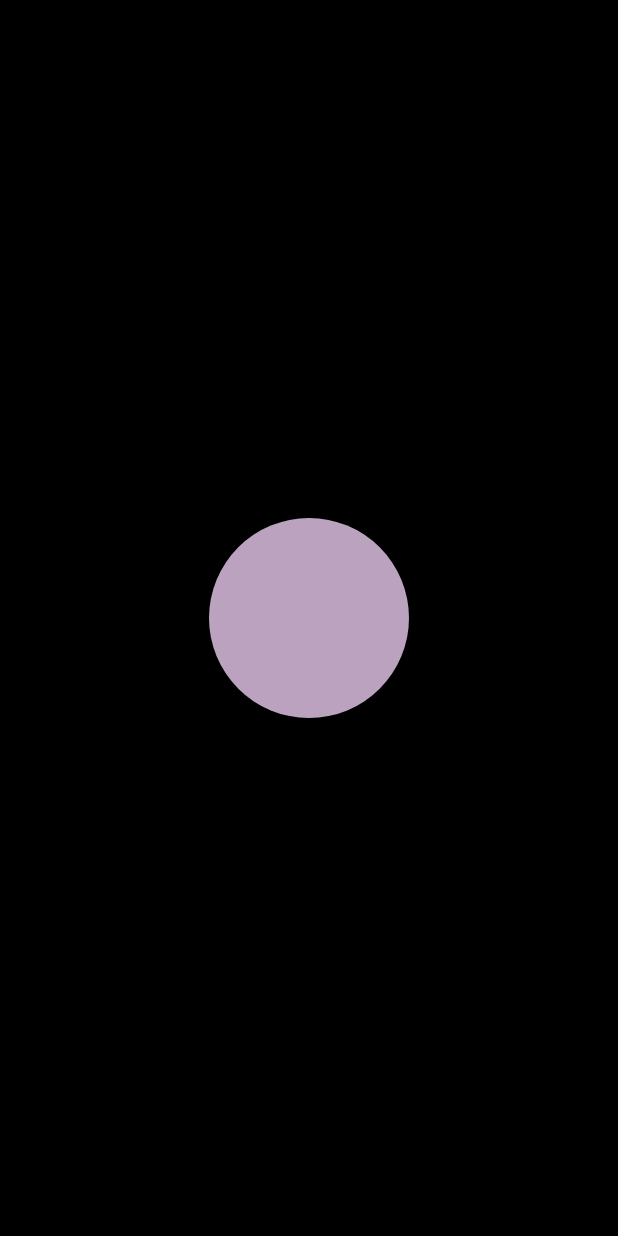
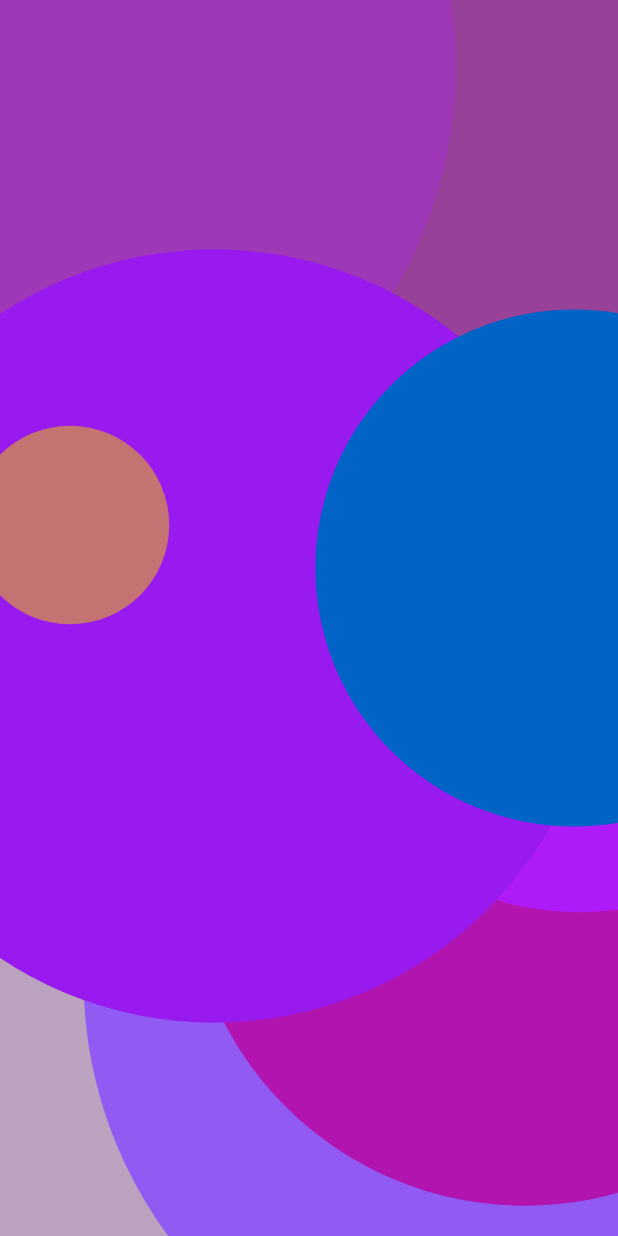
Before and after one commit to jdrbc/MuzeiSimpleSource, an Android app: the screen it shows after launch (MainActivity), on a phone screen of 412 x 824 dp. Run offline under Robolectric (Android 15) with nearby library versions, the phone set to English and light mode, and no system bars.

Commit message:
draw random dots, refresh drawing on double tap

```diff
--- /dev/null
+++ b/app/src/main/java/ca/jdr23bc/muzeisimplesource/Circle.java
@@ -0,0 +1,30 @@
+package ca.jdr23bc.muzeisimplesource;
+
+import android.graphics.Canvas;
+import android.graphics.Color;
+import android.graphics.Paint;
+import android.graphics.Point;
+
+public class Circle {
+    float radius;
+    Point pos;
+    int color;
+
+    public Circle(float radius, Point pos, int color) {
+        this.radius = radius;
+        this.pos = pos;
+        this.color = color;
+    }
+
+    public void draw(Canvas canvas) {
+        Paint paint = new Paint();
+        paint.setAntiAlias(true);
+        paint.setStyle(Paint.Style.FILL);
+        paint.setColor(color);
+        canvas.drawCircle(pos.x, pos.y, radius, paint);
+    }
+
+    public String toString() {
+        return "radius: " + radius + ", pos: " + pos + ", c: " + color;
+    }
+}
--- a/app/src/main/java/ca/jdr23bc/muzeisimplesource/MainActivity.java
+++ b/app/src/main/java/ca/jdr23bc/muzeisimplesource/MainActivity.java
@@ -6,7 +6,11 @@ import android.graphics.Canvas;
 import android.graphics.Color;
 import android.graphics.Paint;
 import android.os.Bundle;
+import android.util.Log;
+import android.view.GestureDetector;
+import android.view.MotionEvent;
 import android.view.View;
+import android.view.ViewGroup;
 
 public class MainActivity extends Activity {
     /** Called when the activity is first created. */
@@ -17,9 +21,18 @@ public class MainActivity extends Activity {
     }
 
     public class MyView extends View {
+
+        GestureDetector gestureDetector;
+
         public MyView(Context context) {
             super(context);
             // TODO Auto-generated constructor stub
+            gestureDetector = new GestureDetector(context, new GestureListener(this));
+        }
+
+        @Override
+        public boolean onTouchEvent(MotionEvent e) {
+            return gestureDetector.onTouchEvent(e);
         }
 
         @Override
@@ -28,5 +41,31 @@ public class MainActivity extends Activity {
             super.onDraw(canvas);
             SimpleArtSource.drawCircle(canvas);
         }
+
+        private class GestureListener extends GestureDetector.SimpleOnGestureListener {
+
+            View v;
+
+            public GestureListener(View v) {
+                this.v = v;
+            }
+
+            @Override
+            public boolean onDown(MotionEvent e) {
+                return true;
+            }
+
+            @Override
+            public boolean onDoubleTap(MotionEvent e) {
+                v.invalidate();
+
+                float x = e.getX();
+                float y = e.getY();
+
+                Log.d("Double Tap", "Tapped at: (" + x + "," + y + ")");
+
+                return true;
+            }
+        }
     }
 }
--- /dev/null
+++ b/app/src/main/java/ca/jdr23bc/muzeisimplesource/PatternPainter.java
@@ -0,0 +1,40 @@
+package ca.jdr23bc.muzeisimplesource;
+
+import android.graphics.Canvas;
+import android.graphics.Color;
+import android.graphics.Paint;
+import android.graphics.Point;
+import android.util.Log;
+
+import java.util.Random;
+
+public class PatternPainter {
+    Canvas canvas;
+
+    public PatternPainter(Canvas canvas) {
+        this.canvas = canvas;
+    }
+
+    public void paintDots() {
+        // Draw background
+        Paint paint = new Paint();
+        paint.setStyle(Paint.Style.FILL);
+        Random random = new Random();
+        paint.setColor(Color.rgb(random.nextInt(256), random.nextInt(256), random.nextInt(256)));
+        canvas.drawPaint(paint);
+
+        int num = 10;
+        int minDotWidth = 50;
+        int maxDotWidth = 500;
+        for (int i = 0; i < num; i++) {
+            Point p = new Point();
+            int circleColor = Color.rgb(random.nextInt(256), random.nextInt(256), random.nextInt(256));
+            p.x = random.nextInt(canvas.getWidth());
+            p.y = random.nextInt(canvas.getHeight());
+            Float radius = random.nextFloat() * (maxDotWidth - minDotWidth) + minDotWidth;
+            Circle c = new Circle(radius, p, circleColor);
+            c.draw(canvas);
+            Log.d(SimpleArtSource.TAG, "painted circle " + c.toString());
+        }
+    }
+}
--- /dev/null
+++ b/app/src/main/java/ca/jdr23bc/muzeisimplesource/Shape.java
@@ -0,0 +1,12 @@
+package ca.jdr23bc.muzeisimplesource;
+
+import android.graphics.Canvas;
+import android.graphics.Color;
+
+public abstract class Shape {
+    Color color;
+
+    public void draw(Canvas c) {
+
+    }
+}
--- a/app/src/main/java/ca/jdr23bc/muzeisimplesource/SimpleArtSource.java
+++ b/app/src/main/java/ca/jdr23bc/muzeisimplesource/SimpleArtSource.java
@@ -23,7 +23,7 @@ import com.google.android.apps.muzei.api.MuzeiArtSource;
 
 
 public class SimpleArtSource extends MuzeiArtSource {
-    private static final String TAG = "MuzeiSimpleSource";
+    public static final String TAG = "MuzeiSimpleSource";
     private static final String SOURCE_NAME = "MuzeiSimpleSource";
 
     private static final int ROTATE_TIME_MILLIS = 3 * 60 * 60 * 1000; // rotate every 3 hours
@@ -54,19 +54,8 @@ public class SimpleArtSource extends MuzeiArtSource {
 //    }
 
     public static void drawCircle(Canvas canvas) {
-        int x = canvas.getWidth();
-        int y = canvas.getHeight();
-        int radius;
-        radius = 100;
-        Paint paint = new Paint();
-        paint.setAntiAlias(true);
-        paint.setStyle(Paint.Style.FILL);
-        paint.setColor(Color.BLACK);
-        canvas.drawPaint(paint);
-        // Use Color.parseColor to define HTML colors
-        Random random = new Random();
-        paint.setColor(Color.rgb(random.nextInt(256), random.nextInt(256), random.nextInt(256)));
-        canvas.drawCircle(x / 2, y / 2, radius, paint);
+        PatternPainter pp = new PatternPainter(canvas);
+        pp.paintDots();
     }
 
     @Override
```
